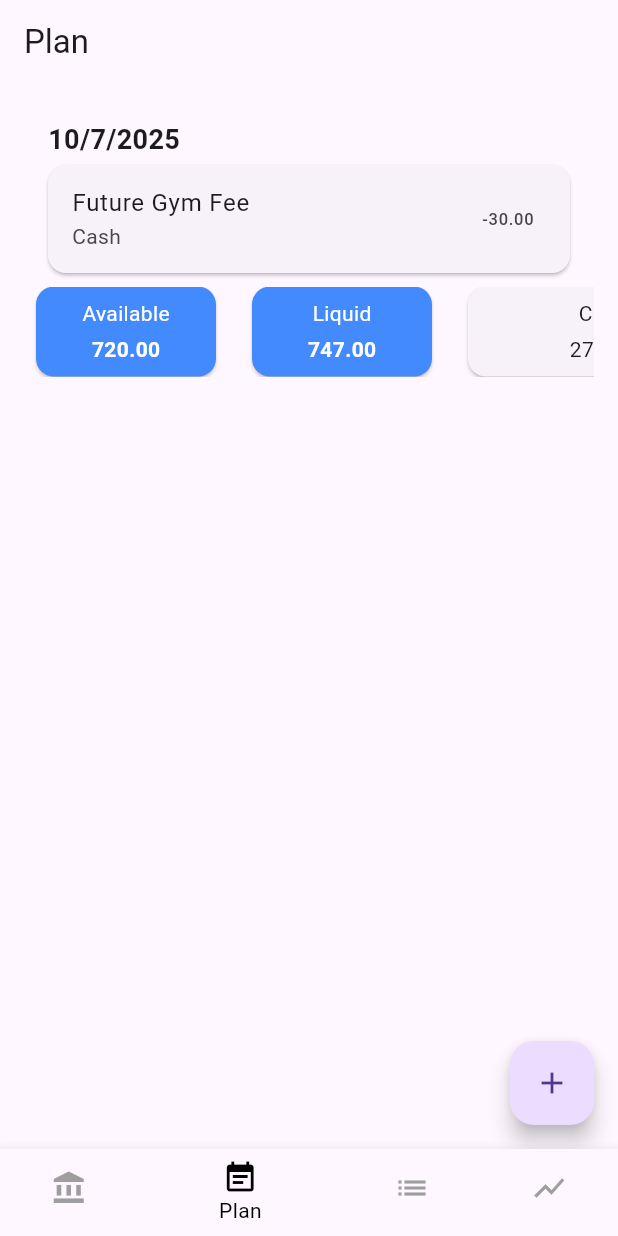
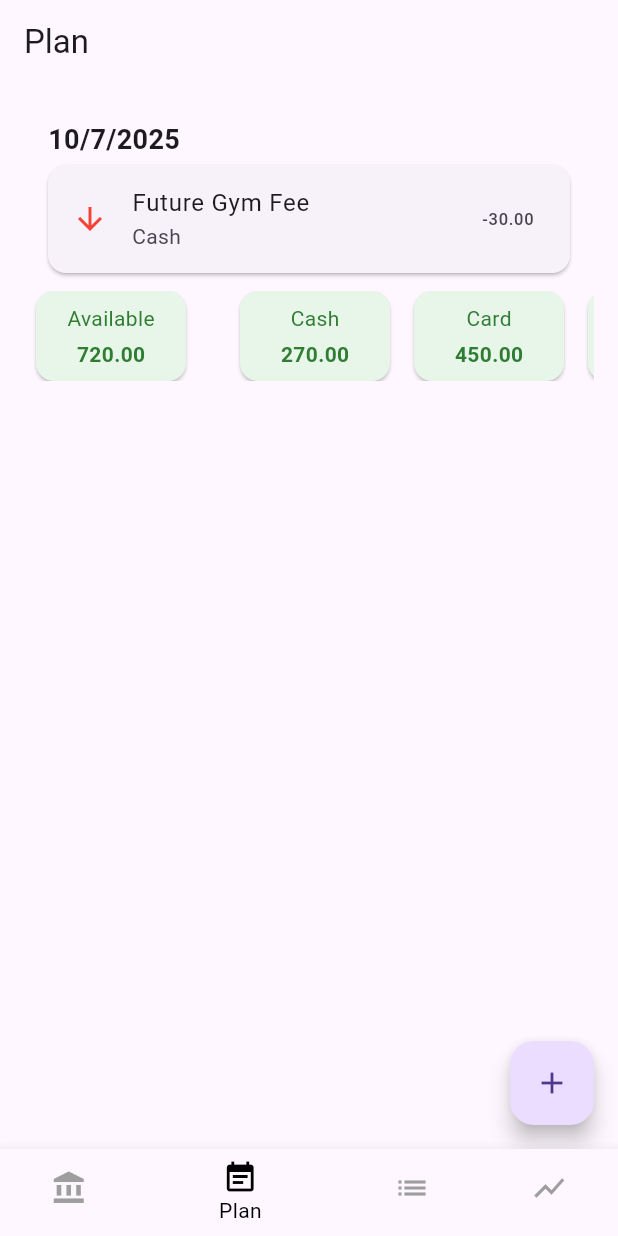
Before and after one commit to vukbundalo/platrare, a Flutter app: the screen it shows after launch, item 2 of the bottom bar chosen, on a phone screen of 412 x 824 dp. Run offline on Flutter 3.47's test engine with Material 3 defaults, Android fonts, the phone set to English and light mode, and no system bars; accounts and stored records are empty.

Commit message:
Working on UI for transaction cards

```diff
--- a/lib/main.dart
+++ b/lib/main.dart
@@ -734,9 +734,8 @@ class _PlanScreenState extends State<PlanScreen> {
       setState(() {
         final idx = _planned.indexOf(existing);
         _planned[idx] = updated;
-        // also update in dummyPlanned
-        final g = dummyPlanned.indexWhere((t) => identical(t, existing));
-        if (g != -1) dummyPlanned[g] = updated;
+        final gi = dummyPlanned.indexWhere((t) => identical(t, existing));
+        if (gi != -1) dummyPlanned[gi] = updated;
         _planned.sort((a, b) => a.date.compareTo(b.date));
       });
     }
@@ -779,14 +778,12 @@ class _PlanScreenState extends State<PlanScreen> {
                   .where((e) => e.key.type == AccountType.personal)
                   .fold(0.0, (s, e) => s + e.value);
 
-              final personal =
-                  dummyAccounts
-                      .where((a) => a.type == AccountType.personal)
-                      .toList();
-              final partners =
-                  dummyAccounts
-                      .where((a) => a.type == AccountType.partner)
-                      .toList();
+              final personal = dummyAccounts.where(
+                (a) => a.type == AccountType.personal,
+              );
+              final partners = dummyAccounts.where(
+                (a) => a.type == AccountType.partner,
+              );
 
               return Padding(
                 padding: const EdgeInsets.symmetric(vertical: 8),
@@ -806,34 +803,105 @@ class _PlanScreenState extends State<PlanScreen> {
                     ),
 
                     // Planned transactions
-                    ...items.map(
-                      (tx) => Card(
+                    ...items.map((tx) {
+                      // 1) Figure out the title as before...
+                      final defaultKey = tx.type.toString().split('.').last;
+                      final isDefault = tx.title == defaultKey;
+                      String displayTitle;
+                      if (!isDefault) {
+                        displayTitle = tx.title;
+                      } else {
+                        switch (tx.type) {
+                          case TransactionType.partnerTransfer:
+                            final f = tx.fromAccount!;
+                            final t = tx.toAccount;
+                            if (f.type == AccountType.partner &&
+                                t.type == AccountType.personal) {
+                              displayTitle = 'Income';
+                            } else if (f.type == AccountType.personal &&
+                                t.type == AccountType.partner) {
+                              displayTitle = 'Expense';
+                            } else {
+                              displayTitle = 'Transfer';
+                            }
+                            break;
+                          case TransactionType.transfer:
+                            displayTitle = 'Transfer';
+                            break;
+                          case TransactionType.expense:
+                            displayTitle = 'Expense';
+                            break;
+                          case TransactionType.income:
+                            displayTitle = 'Income';
+                            break;
+                        }
+                      }
+
+                      // 2) Decide subtitle
+                      String displaySubtitle;
+                      if (tx.type == TransactionType.partnerTransfer ||
+                          tx.type == TransactionType.transfer) {
+                        displaySubtitle =
+                            'From ${tx.fromAccount!.name} to ${tx.toAccount.name}';
+                      } else {
+                        displaySubtitle = tx.toAccount.name;
+                      }
+
+                      // 3) Pick the icon + color
+                      IconData iconData;
+                      Color iconColor;
+                      switch (tx.type) {
+                        case TransactionType.expense:
+                          iconData = Icons.arrow_downward;
+                          iconColor = Colors.red;
+                          break;
+                        case TransactionType.income:
+                          iconData = Icons.arrow_upward;
+                          iconColor = Colors.green;
+                          break;
+                        case TransactionType.transfer:
+                          iconData = Icons.swap_horiz;
+                          iconColor = Colors.blue;
+                          break;
+                        case TransactionType.partnerTransfer:
+                          final f = tx.fromAccount!;
+                          final t = tx.toAccount;
+                          if (f.type == AccountType.partner &&
+                              t.type == AccountType.personal) {
+                            iconData = Icons.arrow_upward;
+                            iconColor = Colors.green;
+                          } else {
+                            iconData = Icons.arrow_downward;
+                            iconColor = Colors.red;
+                          }
+                          break;
+                      }
+
+                      return Card(
                         margin: EdgeInsets.symmetric(
                           horizontal: 16,
                           vertical: 4,
                         ),
                         child: ListTile(
-                          title: Text(tx.title),
-                          subtitle: Text(tx.toAccount.name),
+                          leading: Icon(iconData, color: iconColor),
+                          title: Text(displayTitle),
+                          subtitle: Text(displaySubtitle),
                           trailing: Text(tx.amount.toStringAsFixed(2)),
                           onTap: () => _edit(tx),
                         ),
-                      ),
-                    ),
-
-                    SizedBox(height: 5),
-
-                    // Horizontal projected balances
+                      );
+                    }).toList(),
+
+                    SizedBox(height: 8),
+
+                    // Horizontal projected balances (shorter ribbon)
                     Container(
                       height: 60,
                       child: ListView(
                         scrollDirection: Axis.horizontal,
                         children: [
                           SummaryCard(label: 'Available', value: avail),
-                          SizedBox(width: 8),
-                          SummaryCard(label: 'Liquid', value: liquid),
-                          SizedBox(width: 8),
-                          // each personal
+                          SizedBox(width: 20),
                           ...personal.map(
                             (a) => AccountBalanceCard(
                               account: Account(
@@ -844,7 +912,8 @@ class _PlanScreenState extends State<PlanScreen> {
                               ),
                             ),
                           ),
-                          // each partner
+                          SummaryCard(label: 'Liquid', value: liquid),
+                          SizedBox(width: 20),
                           ...partners.map(
                             (a) => AccountBalanceCard(
                               account: Account(
@@ -858,6 +927,7 @@ class _PlanScreenState extends State<PlanScreen> {
                         ],
                       ),
                     ),
+
                     SizedBox(height: 100),
                   ],
                 ),
@@ -2124,17 +2194,31 @@ class AccountBalanceCard extends StatelessWidget {
 
   @override
   Widget build(BuildContext context) {
+    final isPositive = account.balance >= 0;
     return Card(
+      color: isPositive ? Colors.green[50] : Colors.red[50],
       margin: EdgeInsets.symmetric(horizontal: 8),
       child: Container(
-        width: 180,
+        width: 100,
         padding: EdgeInsets.all(8),
         child: Column(
           mainAxisAlignment: MainAxisAlignment.center,
           children: [
-            Text(account.name, overflow: TextOverflow.ellipsis),
+            Text(
+              account.name,
+              overflow: TextOverflow.ellipsis,
+              style: TextStyle(
+                color: isPositive ? Colors.green[800] : Colors.red[800],
+              ),
+            ),
             SizedBox(height: 4),
-            Text(account.balance.toStringAsFixed(2)),
+            Text(
+              account.balance.toStringAsFixed(2),
+              style: TextStyle(
+                fontWeight: FontWeight.bold,
+                color: isPositive ? Colors.green[800] : Colors.red[800],
+              ),
+            ),
           ],
         ),
       ),
@@ -2149,22 +2233,28 @@ class SummaryCard extends StatelessWidget {
 
   @override
   Widget build(BuildContext context) {
+    final isPositive = value >= 0;
     return Card(
-      color: Colors.blueAccent,
+      color: isPositive ? Colors.green[50] : Colors.red[50],
       margin: EdgeInsets.symmetric(horizontal: 8),
       child: Container(
-        width: 120,
+        width: 100,
         padding: EdgeInsets.all(8),
         child: Column(
           mainAxisAlignment: MainAxisAlignment.center,
           children: [
-            Text(label, style: TextStyle(color: Colors.white)),
+            Text(
+              label,
+              style: TextStyle(
+                color: isPositive ? Colors.green[800] : Colors.red[800],
+              ),
+            ),
             SizedBox(height: 4),
             Text(
               value.toStringAsFixed(2),
               style: TextStyle(
-                color: Colors.white,
                 fontWeight: FontWeight.bold,
+                color: isPositive ? Colors.green[800] : Colors.red[800],
               ),
             ),
           ],
```
